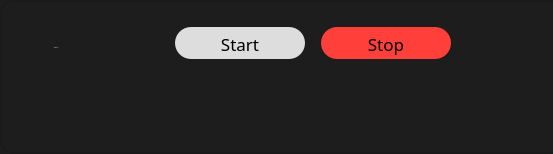
The window that multibench/widgets/groupwidget.ui (IlyaZh/Maiman-MCBS) describes before a commit, drawn with Qt 5; both pictures show x 0 to 553 and y 0 to 154 of the 841 by 154 pixel window.
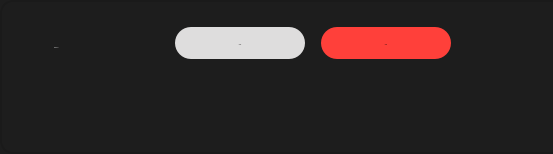
The same window after the commit.

Patch:
```diff
--- a/multibench/widgets/groupwidget.ui
+++ b/multibench/widgets/groupwidget.ui
@@ -246,7 +246,10 @@
        <property name="font">
         <font>
          <family>Poppins</family>
-         <pointsize>13</pointsize>
+         <pointsize>-1</pointsize>
+         <weight>50</weight>
+         <italic>false</italic>
+         <bold>false</bold>
         </font>
        </property>
        <property name="styleSheet">
@@ -285,7 +288,10 @@
        <property name="font">
         <font>
          <family>Poppins</family>
-         <pointsize>13</pointsize>
+         <pointsize>-1</pointsize>
+         <weight>50</weight>
+         <italic>false</italic>
+         <bold>false</bold>
         </font>
        </property>
        <property name="styleSheet">
```
Left out of the diff: 6 changed lines with no effect on the pictures.
